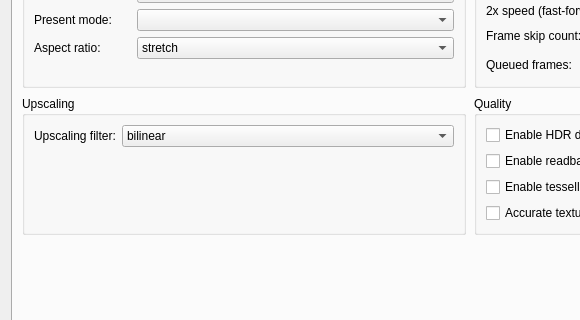
Old version of the form src/launcher/forms/configuration_edit_dialog.ui in the repository san2k24/KytyPS5; both pictures show x 0 to 580 and y 122 to 442 of the 940 by 640 pixel window.
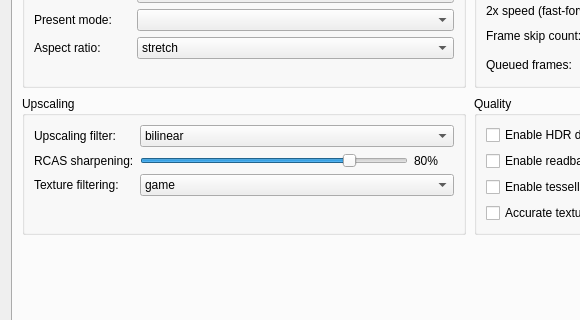
New version of the form. The open tabs and pages were chosen to show the change. Custom widgets are drawn as their Qt base class.

Commit message: feat(present): FSR1 RCAS sharpening, forced 16x AF, crash-safe shader cache; fix wild-jump crash class

The edit to the form file:
```diff
--- a/src/launcher/forms/configuration_edit_dialog.ui
+++ b/src/launcher/forms/configuration_edit_dialog.ui
@@ -401,6 +401,42 @@
             <item><property name="text"><string>scaleforce</string></property></item>
            </widget>
           </item>
+          <item row="1" column="0">
+           <widget class="QLabel" name="label_upscale_sharpness">
+            <property name="text"><string>RCAS sharpening:</string></property>
+           </widget>
+          </item>
+          <item row="1" column="1">
+           <layout class="QHBoxLayout" name="upscaleSharpnessLayout">
+            <item>
+             <widget class="QSlider" name="slider_upscale_sharpness">
+              <property name="toolTip"><string>AMD FidelityFX RCAS contrast-adaptive sharpening applied after the fsr, scaleforce or bicubic upscaling filter. 0% disables the sharpening pass; higher values are sharper (may over-sharpen halos at 100%).</string></property>
+              <property name="minimum"><number>0</number></property>
+              <property name="maximum"><number>100</number></property>
+              <property name="value"><number>80</number></property>
+              <property name="orientation"><enum>Qt::Horizontal</enum></property>
+             </widget>
+            </item>
+            <item>
+             <widget class="QLabel" name="label_upscale_sharpness_value">
+              <property name="minimumSize"><size><width>40</width><height>0</height></size></property>
+              <property name="text"><string>80%</string></property>
+             </widget>
+            </item>
+           </layout>
+          </item>
+          <item row="2" column="0">
+           <widget class="QLabel" name="label_texture_filtering">
+            <property name="text"><string>Texture filtering:</string></property>
+           </widget>
+          </item>
+          <item row="2" column="1">
+           <widget class="QComboBox" name="comboBox_texture_filtering">
+            <property name="toolTip"><string>game keeps the exact sampler state programmed by the game (faithful). force_af upgrades bilinear samplers to 16x anisotropic filtering for crisper textures at oblique angles (visual only).</string></property>
+            <item><property name="text"><string>game</string></property></item>
+            <item><property name="text"><string>force_af</string></property></item>
+           </widget>
+          </item>
          </layout>
         </widget>
        </item>
```
Left out of the diff: 13 changed lines with no effect on the pictures. The commit also changes 18 other files.
